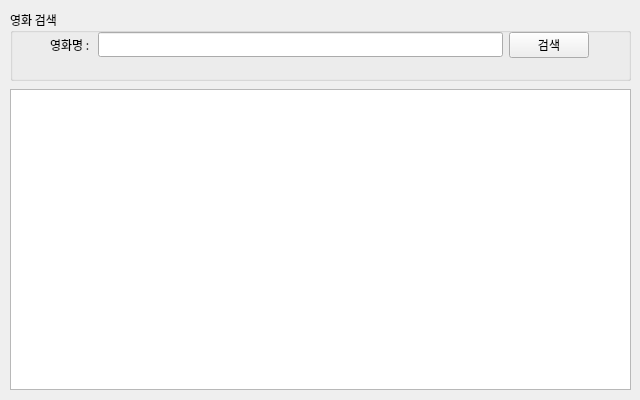
Above: part1/studyPyQt/naverApiMovie.ui from d0ng999/miniProjects before the change. Below: the same form after it.
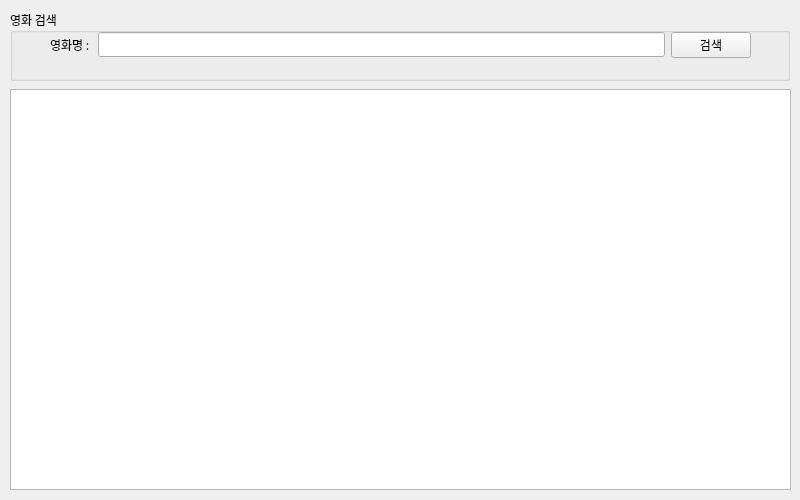
That is the form after the change.

Patch:
```diff
--- a/part1/studyPyQt/naverApiMovie.ui
+++ b/part1/studyPyQt/naverApiMovie.ui
@@ -9,8 +9,8 @@
    <rect>
     <x>0</x>
     <y>0</y>
-    <width>640</width>
-    <height>400</height>
+    <width>800</width>
+    <height>500</height>
    </rect>
   </property>
   <property name="sizePolicy">
@@ -21,14 +21,14 @@
   </property>
   <property name="minimumSize">
    <size>
-    <width>640</width>
-    <height>400</height>
+    <width>800</width>
+    <height>500</height>
    </size>
   </property>
   <property name="maximumSize">
    <size>
-    <width>640</width>
-    <height>400</height>
+    <width>800</width>
+    <height>500</height>
    </size>
   </property>
   <property name="font">
@@ -44,7 +44,7 @@
     <rect>
      <x>10</x>
      <y>10</y>
-     <width>621</width>
+     <width>780</width>
      <height>71</height>
     </rect>
    </property>
@@ -59,7 +59,7 @@
         <rect>
          <x>40</x>
          <y>20</y>
-         <width>539</width>
+         <width>701</width>
          <height>30</height>
         </rect>
        </property>
@@ -72,10 +72,28 @@
          </widget>
         </item>
         <item>
-         <widget class="QLineEdit" name="txtSearch"/>
+         <widget class="QLineEdit" name="txtSearch">
+          <property name="locale">
+           <locale language="Korean" country="SouthKorea"/>
+          </property>
+          <property name="inputMethodHints">
+           <set>Qt::ImhNone</set>
+          </property>
+          <property name="text">
+           <string/>
+          </property>
+         </widget>
         </item>
         <item>
          <widget class="QPushButton" name="btnSearch">
+          <property name="font">
+           <font>
+            <stylestrategy>PreferDefault</stylestrategy>
+           </font>
+          </property>
+          <property name="inputMethodHints">
+           <set>Qt::ImhNoPredictiveText</set>
+          </property>
           <property name="text">
            <string>검색</string>
           </property>
@@ -92,8 +110,8 @@
     <rect>
      <x>10</x>
      <y>89</y>
-     <width>621</width>
-     <height>301</height>
+     <width>781</width>
+     <height>401</height>
     </rect>
    </property>
    <layout class="QVBoxLayout" name="resultLayout">
```
